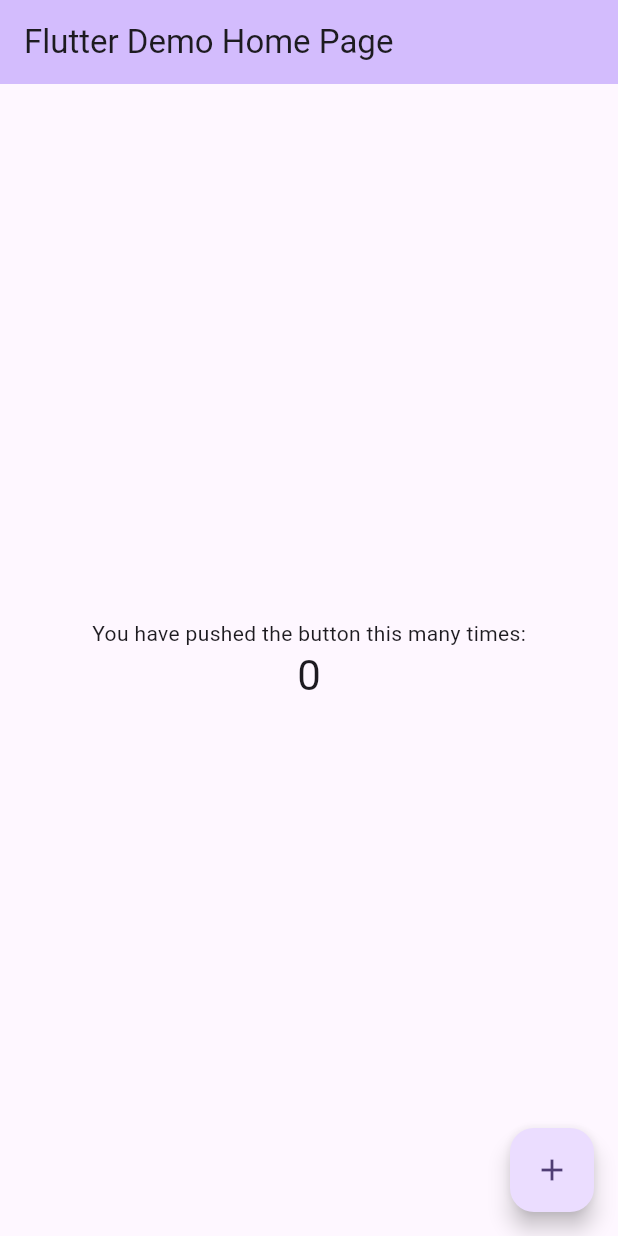
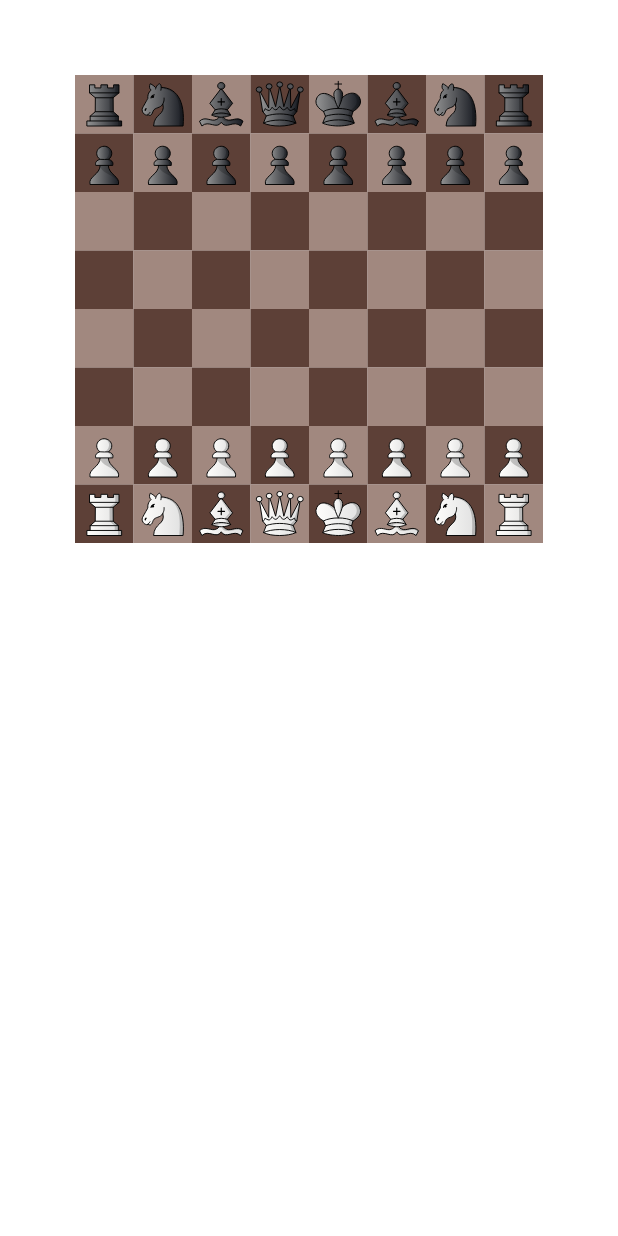
Before and after one commit to psovit/flutter_chess, a Flutter app: the screen it shows after launch, on a phone screen of 412 x 824 dp. Run offline on Flutter 3.47's test engine with Material 3 defaults, Android fonts, the phone set to English and light mode, and no system bars; our stand-ins replace flutter_svg.

Commit message:
feat: inits a chessboard with pieces on it

```diff
--- /dev/null
+++ b/lib/chess_board.dart
@@ -0,0 +1,147 @@
+import 'package:chess/constants.dart';
+import 'package:chess/models/chess_piece.dart';
+import 'package:flutter/material.dart';
+import 'package:flutter_svg/flutter_svg.dart';
+
+class ChessBoard extends StatefulWidget {
+  const ChessBoard({super.key});
+
+  @override
+  State<ChessBoard> createState() => _ChessBoardState();
+}
+
+class _ChessBoardState extends State<ChessBoard> {
+  final Map<int, ChessPiece> _initialPosition = <int, ChessPiece>{};
+
+  @override
+  void initState() {
+    super.initState();
+    _initBoardMap();
+  }
+
+  void _initPawns(PieceColor pawnColor) {
+    final int startIndex = pawnColor == PieceColor.black ? 8 : 48;
+    final int endIndex = startIndex + 8;
+    for (int i = startIndex; i < endIndex; i++) {
+      _initialPosition.putIfAbsent(
+        i,
+        () => Pawn(
+          positionIndex: i,
+          name: 'Pawn',
+          color: pawnColor,
+          svgPath: pawnColor == PieceColor.black
+              ? 'assets/maestro_bw/bP.svg'
+              : 'assets/maestro_bw/wP.svg',
+        ),
+      );
+    }
+  }
+
+  void _initHeroes(PieceColor color) {
+    final int startIndex = color == PieceColor.black ? 0 : 56;
+    final int endIndex = startIndex + 8;
+    final String svgPref = color == PieceColor.black ? 'b' : 'w';
+
+    for (int i = startIndex; i < endIndex; i++) {
+      if (i == 0 || i == 7 || i == 56 || i == 63) {
+        _initialPosition.putIfAbsent(
+          i,
+          () => Rook(
+            positionIndex: i,
+            name: 'Rook',
+            color: color,
+            svgPath: 'assets/maestro_bw/${svgPref}R.svg',
+          ),
+        );
+      }
+
+      if (i == 1 || i == 6 || i == 57 || i == 62) {
+        _initialPosition.putIfAbsent(
+          i,
+          () => Knight(
+            positionIndex: i,
+            name: 'Knight',
+            color: color,
+            svgPath: 'assets/maestro_bw/${svgPref}N.svg',
+          ),
+        );
+      }
+
+      if (i == 2 || i == 5 || i == 58 || i == 61) {
+        _initialPosition.putIfAbsent(
+          i,
+          () => Bishop(
+            positionIndex: i,
+            name: 'Bishop',
+            color: color,
+            svgPath: 'assets/maestro_bw/${svgPref}B.svg',
+          ),
+        );
+      }
+
+      if (i == 3 || i == 59) {
+        _initialPosition.putIfAbsent(
+          i,
+          () => Queen(
+            positionIndex: i,
+            name: 'Queen',
+            color: color,
+            svgPath: 'assets/maestro_bw/${svgPref}Q.svg',
+          ),
+        );
+      }
+
+      if (i == 4 || i == 60) {
+        _initialPosition.putIfAbsent(
+          i,
+          () => King(
+            positionIndex: i,
+            name: 'King',
+            color: color,
+            svgPath: 'assets/maestro_bw/${svgPref}K.svg',
+          ),
+        );
+      }
+    }
+  }
+
+  void _initBoardMap() {
+    _initialPosition.clear();
+    _initPawns(PieceColor.black);
+    _initPawns(PieceColor.white);
+    _initHeroes(PieceColor.black);
+    _initHeroes(PieceColor.white);
+  }
+
+  @override
+  Widget build(BuildContext context) {
+    final GridView chessGrid = GridView.builder(
+      gridDelegate: const SliverGridDelegateWithFixedCrossAxisCount(
+        crossAxisCount: 8,
+      ),
+      itemBuilder: (context, index) {
+        // Determine color of the square
+        bool isLightSquare = (index ~/ 8 + index) % 2 == 0;
+        return Container(
+          color: isLightSquare ? Colors.brown[300] : Colors.brown[700],
+          height: chessSquareWidth,
+          width: chessSquareWidth,
+          child: _getChessPiece(index),
+        );
+      },
+      itemCount: 64,
+    );
+    return Container(
+      padding: const EdgeInsets.all(50.0),
+      child: chessGrid,
+    );
+  }
+
+  Widget _getChessPiece(int index) {
+    if (!_initialPosition.containsKey(index)) {
+      return Container();
+    }
+
+    return SvgPicture.asset(_initialPosition[index]!.svgPath);
+  }
+}
--- /dev/null
+++ b/lib/constants.dart
@@ -0,0 +1 @@
+const double chessSquareWidth = 12;
--- a/lib/main.dart
+++ b/lib/main.dart
@@ -1,3 +1,4 @@
+import 'package:chess/chess_board.dart';
 import 'package:flutter/material.dart';
 
 void main() {
@@ -7,119 +8,15 @@ void main() {
 class MyApp extends StatelessWidget {
   const MyApp({super.key});
 
-  // This widget is the root of your application.
   @override
   Widget build(BuildContext context) {
     return MaterialApp(
-      title: 'Flutter Demo',
+      title: 'Chess',
       theme: ThemeData(
-        // This is the theme of your application.
-        //
-        // TRY THIS: Try running your application with "flutter run". You'll see
-        // the application has a purple toolbar. Then, without quitting the app,
-        // try changing the seedColor in the colorScheme below to Colors.green
-        // and then invoke "hot reload" (save your changes or press the "hot
-        // reload" button in a Flutter-supported IDE, or press "r" if you used
-        // the command line to start the app).
-        //
-        // Notice that the counter didn't reset back to zero; the application
-        // state is not lost during the reload. To reset the state, use hot
-        // restart instead.
-        //
-        // This works for code too, not just values: Most code changes can be
-        // tested with just a hot reload.
         colorScheme: ColorScheme.fromSeed(seedColor: Colors.deepPurple),
         useMaterial3: true,
       ),
-      home: const MyHomePage(title: 'Flutter Demo Home Page'),
+      home: const ChessBoard(),
     );
   }
 }
-
-class MyHomePage extends StatefulWidget {
-  const MyHomePage({super.key, required this.title});
-
-  // This widget is the home page of your application. It is stateful, meaning
-  // that it has a State object (defined below) that contains fields that affect
-  // how it looks.
-
-  // This class is the configuration for the state. It holds the values (in this
-  // case the title) provided by the parent (in this case the App widget) and
-  // used by the build method of the State. Fields in a Widget subclass are
-  // always marked "final".
-
-  final String title;
-
-  @override
-  State<MyHomePage> createState() => _MyHomePageState();
-}
-
-class _MyHomePageState extends State<MyHomePage> {
-  int _counter = 0;
-
-  void _incrementCounter() {
-    setState(() {
-      // This call to setState tells the Flutter framework that something has
-      // changed in this State, which causes it to rerun the build method below
-      // so that the display can reflect the updated values. If we changed
-      // _counter without calling setState(), then the build method would not be
-      // called again, and so nothing would appear to happen.
-      _counter++;
-    });
-  }
-
-  @override
-  Widget build(BuildContext context) {
-    // This method is rerun every time setState is called, for instance as done
-    // by the _incrementCounter method above.
-    //
-    // The Flutter framework has been optimized to make rerunning build methods
-    // fast, so that you can just rebuild anything that needs updating rather
-    // than having to individually change instances of widgets.
-    return Scaffold(
-      appBar: AppBar(
-        // TRY THIS: Try changing the color here to a specific color (to
-        // Colors.amber, perhaps?) and trigger a hot reload to see the AppBar
-        // change color while the other colors stay the same.
-        backgroundColor: Theme.of(context).colorScheme.inversePrimary,
-        // Here we take the value from the MyHomePage object that was created by
-        // the App.build method, and use it to set our appbar title.
-        title: Text(widget.title),
-      ),
-      body: Center(
-        // Center is a layout widget. It takes a single child and positions it
-        // in the middle of the parent.
-        child: Column(
-          // Column is also a layout widget. It takes a list of children and
-          // arranges them vertically. By default, it sizes itself to fit its
-          // children horizontally, and tries to be as tall as its parent.
-          //
-          // Column has various properties to control how it sizes itself and
-          // how it positions its children. Here we use mainAxisAlignment to
-          // center the children vertically; the main axis here is the vertical
-          // axis because Columns are vertical (the cross axis would be
-          // horizontal).
-          //
-          // TRY THIS: Invoke "debug painting" (choose the "Toggle Debug Paint"
-          // action in the IDE, or press "p" in the console), to see the
-          // wireframe for each widget.
-          mainAxisAlignment: MainAxisAlignment.center,
-          children: <Widget>[
-            const Text(
-              'You have pushed the button this many times:',
-            ),
-            Text(
-              '$_counter',
-              style: Theme.of(context).textTheme.headlineMedium,
-            ),
-          ],
-        ),
-      ),
-      floatingActionButton: FloatingActionButton(
-        onPressed: _incrementCounter,
-        tooltip: 'Increment',
-        child: const Icon(Icons.add),
-      ), // This trailing comma makes auto-formatting nicer for build methods.
-    );
-  }
-}
--- /dev/null
+++ b/lib/models/chess_piece.dart
@@ -0,0 +1,72 @@
+enum PieceColor {
+  black,
+  white,
+}
+
+abstract class ChessPiece {
+  final int positionIndex;
+  final String name;
+  final String svgPath;
+  final PieceColor color;
+
+  ChessPiece({
+    required this.positionIndex,
+    required this.name,
+    required this.svgPath,
+    required this.color,
+  });
+}
+
+class Rook extends ChessPiece {
+  Rook({
+    required super.name,
+    required super.svgPath,
+    required super.color,
+    required super.positionIndex,
+  });
+}
+
+class Pawn extends ChessPiece {
+  Pawn({
+    required super.name,
+    required super.svgPath,
+    required super.color,
+    required super.positionIndex,
+  });
+}
+
+class Bishop extends ChessPiece {
+  Bishop({
+    required super.name,
+    required super.svgPath,
+    required super.color,
+    required super.positionIndex,
+  });
+}
+
+class King extends ChessPiece {
+  King({
+    required super.name,
+    required super.svgPath,
+    required super.color,
+    required super.positionIndex,
+  });
+}
+
+class Queen extends ChessPiece {
+  Queen({
+    required super.name,
+    required super.svgPath,
+    required super.color,
+    required super.positionIndex,
+  });
+}
+
+class Knight extends ChessPiece {
+  Knight({
+    required super.name,
+    required super.svgPath,
+    required super.color,
+    required super.positionIndex,
+  });
+}
```
Also changed, not shown: pubspec.yaml (+3 -65 lines), assets/maestro_bw/bB.svg (added), assets/maestro_bw/bK.svg (added), assets/maestro_bw/bN.svg (added), assets/maestro_bw/bP.svg (added), assets/maestro_bw/bQ.svg (added), assets/maestro_bw/bR.svg (added), assets/maestro_bw/wB.svg (added), assets/maestro_bw/wK.svg (added), assets/maestro_bw/wN.svg (added), assets/maestro_bw/wP.svg (added), assets/maestro_bw/wQ.svg (added), assets/maestro_bw/wR.svg (added).
